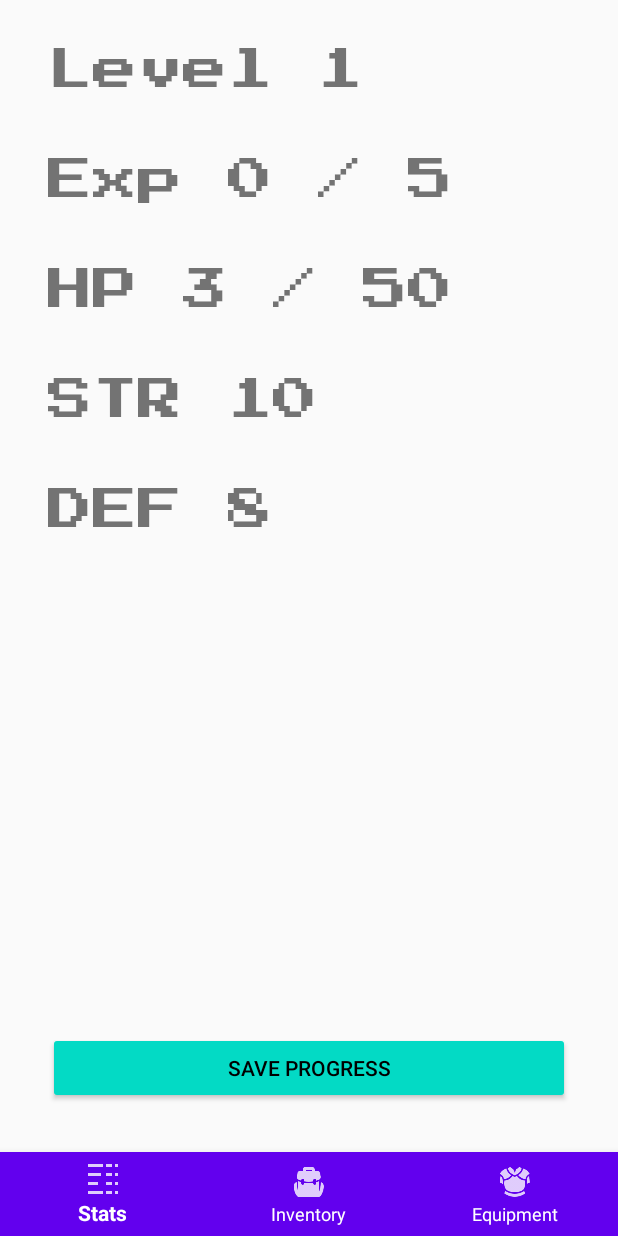
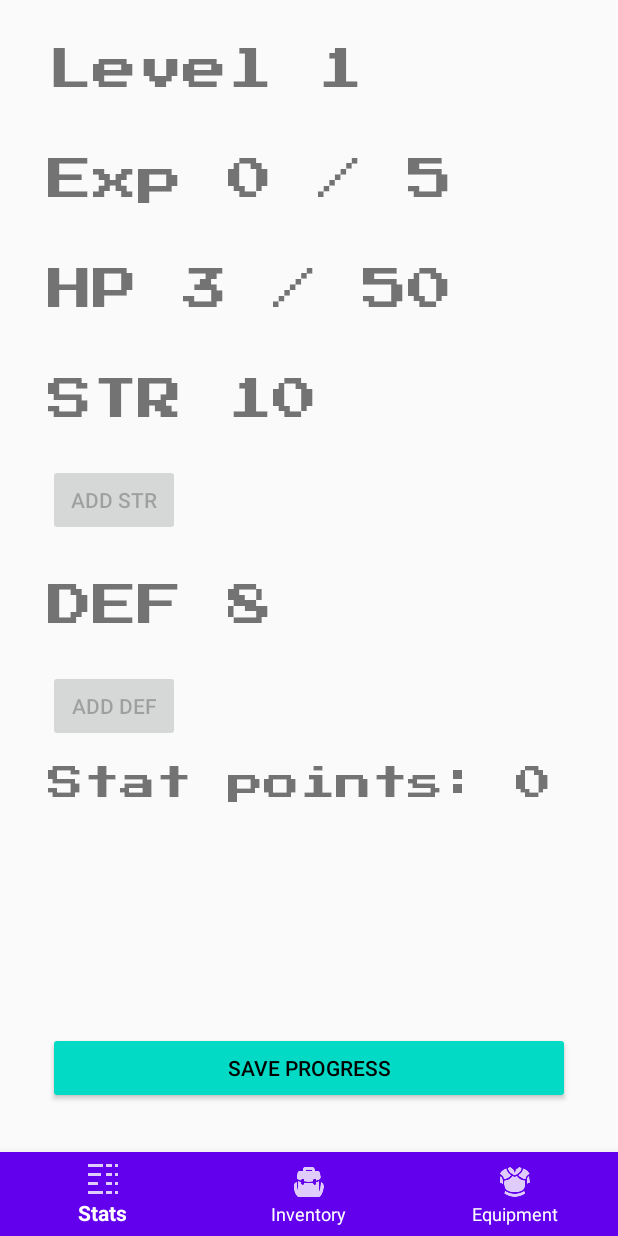
Before and after one commit to miguel0/Feetfall, an Android app: the StatsFragment screen opened directly, with no data from a screen before it, on a phone screen of 412 x 824 dp. Run offline under Robolectric (Android 15) with nearby library versions, the phone set to English and light mode, and no system bars; our stand-ins replace ButterKnife; Roboto replaces fonts that are not available here.

Commit message:
stat point system

```diff
--- a/app/src/main/java/com/example/feetfall/GameActivity.java
+++ b/app/src/main/java/com/example/feetfall/GameActivity.java
@@ -49,6 +49,7 @@ public class GameActivity extends AppCompatActivity {
             SaveData.hp = 50;
             SaveData.str = 10;
             SaveData.def = 8;
+            SaveData.statp = 0;
             SaveData.index = 0;
         } else {
             SaveData.lvl = pref.getInt("lvl", 1);
@@ -58,6 +59,7 @@ public class GameActivity extends AppCompatActivity {
             SaveData.hp = pref.getInt("hp", 50);
             SaveData.str = pref.getInt("str", 10);
             SaveData.def = pref.getInt("def", 8);
+            SaveData.statp = pref.getInt("statp", 0);
             SaveData.index = pref.getInt("index", 0);
         }
 
@@ -79,6 +81,7 @@ public class GameActivity extends AppCompatActivity {
         edit.putInt("hp", SaveData.hp);
         edit.putInt("str", SaveData.str);
         edit.putInt("def", SaveData.def);
+        edit.putInt("statp", SaveData.statp);
         edit.putInt("index", SaveData.index);
         edit.commit();
     }
--- a/app/src/main/java/com/example/feetfall/fragments/StatsFragment.java
+++ b/app/src/main/java/com/example/feetfall/fragments/StatsFragment.java
@@ -5,6 +5,7 @@ import androidx.fragment.app.Fragment;
 import android.view.LayoutInflater;
 import android.view.View;
 import android.view.ViewGroup;
+import android.widget.Button;
 import android.widget.TextView;
 import com.example.feetfall.GameActivity;
 import com.example.feetfall.R;
@@ -23,6 +24,23 @@ public class StatsFragment extends Fragment {
     @BindView(R.id.tvHp) TextView tvHp;
     @BindView(R.id.tvStr) TextView tvStr;
     @BindView(R.id.tvDef) TextView tvDef;
+    @BindView(R.id.tvStatp) TextView tvStatp;
+    @BindView(R.id.btAddStr) Button btAddStr;
+    @BindView(R.id.btAddDef) Button btAddDef;
+
+    @OnClick(R.id.btAddStr)
+    public void btAddStr(View v) {
+        SaveData.str++;
+        SaveData.statp --;
+        updateData();
+    }
+
+    @OnClick(R.id.btAddDef)
+    public void btAddDef(View v) {
+        SaveData.def++;
+        SaveData.statp--;
+        updateData();
+    }
 
     @OnClick(R.id.btSave)
     public void btSave(View v) {
@@ -36,13 +54,22 @@ public class StatsFragment extends Fragment {
         View view = inflater.inflate(R.layout.fragment_stats, container, false);
         unbinder = ButterKnife.bind(this, view);
 
+        updateData();
+
+        return view;
+    }
+
+    public void updateData() {
         tvLevel.setText(String.format("Level %d", SaveData.lvl));
         tvExp.setText(String.format("Exp %d / %d", SaveData.exp, SaveData.maxExp));
         tvHp.setText(String.format("HP %d / %d", SaveData.hp, SaveData.maxHp));
         tvStr.setText(String.format("STR %d", SaveData.str));
         tvDef.setText(String.format("DEF %d", SaveData.def));
-
-        return view;
+        tvStatp.setText(String.format("Stat points: %d", SaveData.statp));
+        if(SaveData.statp < 1) {
+            btAddStr.setEnabled(false);
+            btAddDef.setEnabled(false);
+        }
     }
 
     @Override public void onDestroyView() {
--- a/app/src/main/java/com/example/feetfall/utils/SaveData.java
+++ b/app/src/main/java/com/example/feetfall/utils/SaveData.java
@@ -9,6 +9,7 @@ public class SaveData {
     public static int hp = 50;
     public static int str = 10;
     public static int def = 8;
+    public static int statp = 0;
     public static int index = 0;
 
     public static void addExp(int n) {
@@ -19,8 +20,7 @@ public class SaveData {
             maxExp *= 1.2;
             maxHp *= 1.2;
             hp = maxHp;
-            str *= 1.2;
-            def *= 1.2;
+            statp += lvl;
         }
     }
 
--- a/app/src/main/res/layout/fragment_stats.xml
+++ b/app/src/main/res/layout/fragment_stats.xml
@@ -54,6 +54,16 @@
         app:layout_constraintStart_toStartOf="parent"
         app:layout_constraintTop_toBottomOf="@+id/tvHp" />
 
+    <Button
+        android:id="@+id/btAddStr"
+        android:layout_width="wrap_content"
+        android:layout_height="wrap_content"
+        android:layout_marginStart="32dp"
+        android:layout_marginTop="16dp"
+        android:text="Add Str"
+        app:layout_constraintStart_toStartOf="parent"
+        app:layout_constraintTop_toBottomOf="@+id/tvStr" />
+
     <TextView
         android:id="@+id/tvDef"
         android:layout_width="wrap_content"
@@ -64,7 +74,29 @@
         android:text="Def"
         android:textSize="30sp"
         app:layout_constraintStart_toStartOf="parent"
-        app:layout_constraintTop_toBottomOf="@+id/tvStr" />
+        app:layout_constraintTop_toBottomOf="@+id/btAddStr" />
+
+    <Button
+        android:id="@+id/btAddDef"
+        android:layout_width="wrap_content"
+        android:layout_height="wrap_content"
+        android:layout_marginStart="32dp"
+        android:layout_marginTop="16dp"
+        android:text="Add Def"
+        app:layout_constraintStart_toStartOf="parent"
+        app:layout_constraintTop_toBottomOf="@+id/tvDef" />
+
+    <TextView
+        android:id="@+id/tvStatp"
+        android:layout_width="wrap_content"
+        android:layout_height="wrap_content"
+        android:layout_marginStart="32dp"
+        android:layout_marginTop="16dp"
+        android:fontFamily="@font/press_start_2p"
+        android:text="Stat Points"
+        android:textSize="24sp"
+        app:layout_constraintStart_toStartOf="parent"
+        app:layout_constraintTop_toBottomOf="@+id/btAddDef" />
 
     <Button
         android:id="@+id/btSave"
@@ -79,4 +111,5 @@
         app:layout_constraintBottom_toBottomOf="parent"
         app:layout_constraintEnd_toEndOf="parent"
         app:layout_constraintStart_toStartOf="parent" />
+
 </androidx.constraintlayout.widget.ConstraintLayout>
```
